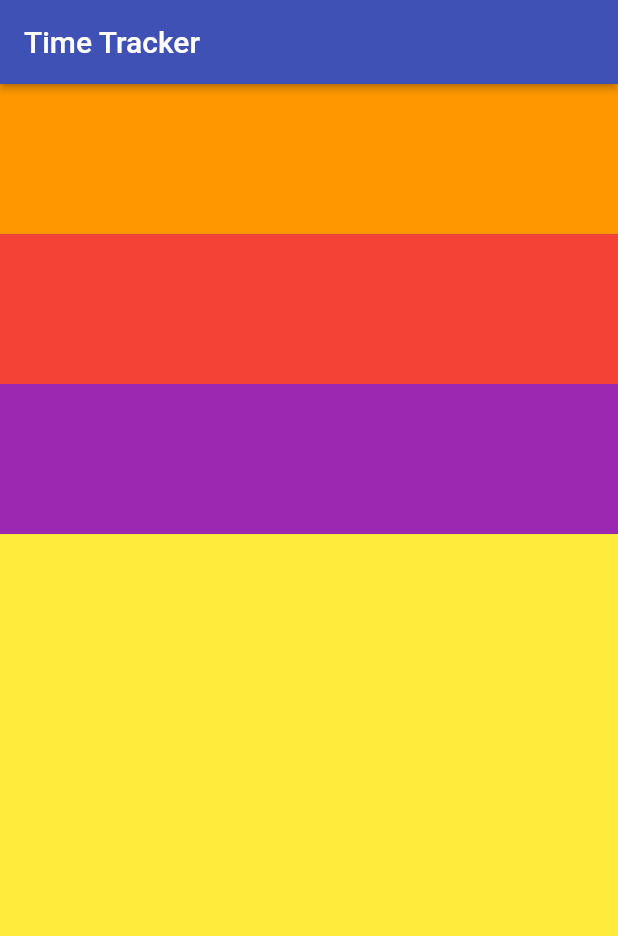
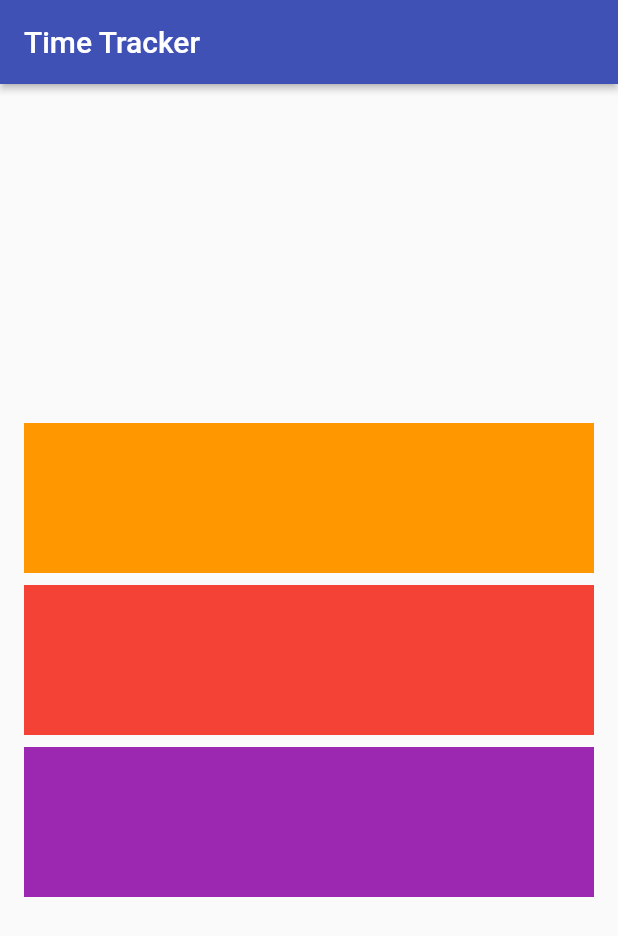
Before and after one commit to thomas-e-cowern/super-octo-garbanzo, a Flutter app: the screen it shows after launch, on a phone screen of 412 x 824 dp. Shown: the top 936 px of the screen. Run offline on Flutter 3.47's test engine with Material 2 defaults, Android fonts, the phone set to English and light mode, and no system bars.

Commit message:
update alignment in _buildContent

```diff
--- a/lib/App/sign_in/sign_in_page.dart
+++ b/lib/App/sign_in/sign_in_page.dart
@@ -8,9 +8,15 @@ class SignInPage extends StatelessWidget {
         title: const Text('Time Tracker'),
         elevation: 2.0,
       ),
-      body: Container(
-        color: Colors.yellow,
+      body: _buildContent(),
+    );
+  }
+
+  Widget _buildContent() {
+    return Padding(
+      padding: const EdgeInsets.all(16.0),
       child: Column(
+        mainAxisAlignment: MainAxisAlignment.center,
         crossAxisAlignment: CrossAxisAlignment.stretch,
         children: [
           Container(
@@ -19,12 +25,14 @@ class SignInPage extends StatelessWidget {
               height: 100.0,
             ),
           ),
+          const SizedBox(height: 8.0,),
           Container(
             color: Colors.red,
             child: const SizedBox(
               height: 100.0,
             ),
           ),
+          const SizedBox(height: 8.0,),
           Container(
             color: Colors.purple,
             child: const SizedBox(
@@ -33,7 +41,6 @@ class SignInPage extends StatelessWidget {
           )
         ],
       ),
-      ),
     );
   }
 }
```
Lines whose indentation alone changed are shown as unchanged.
